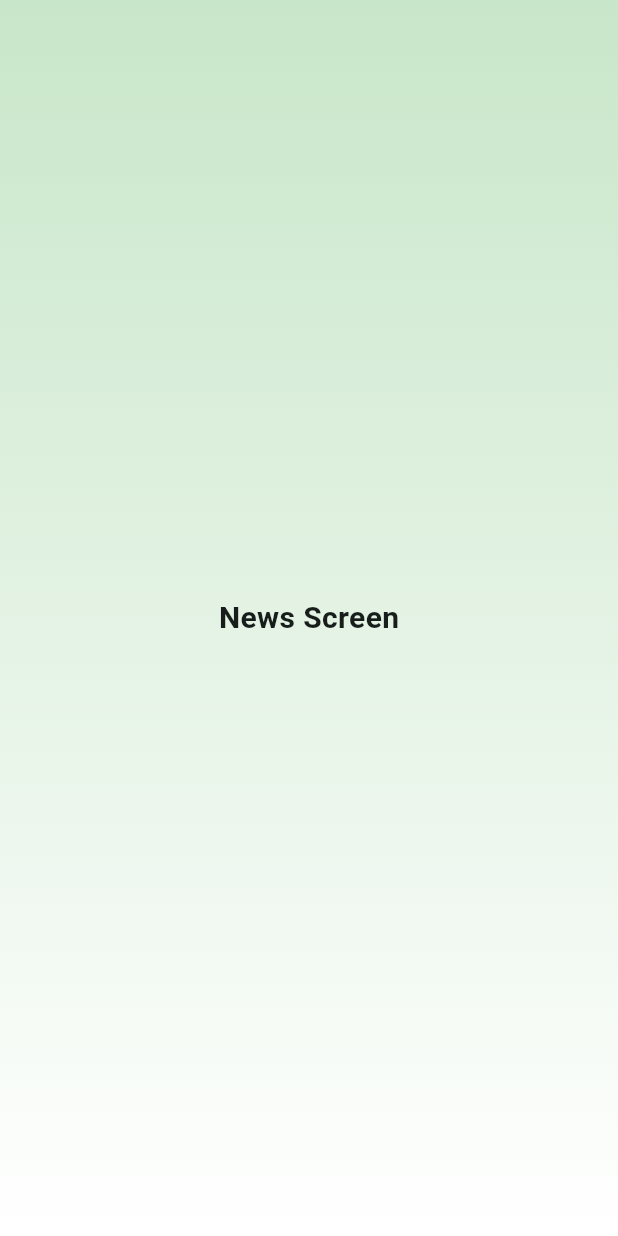
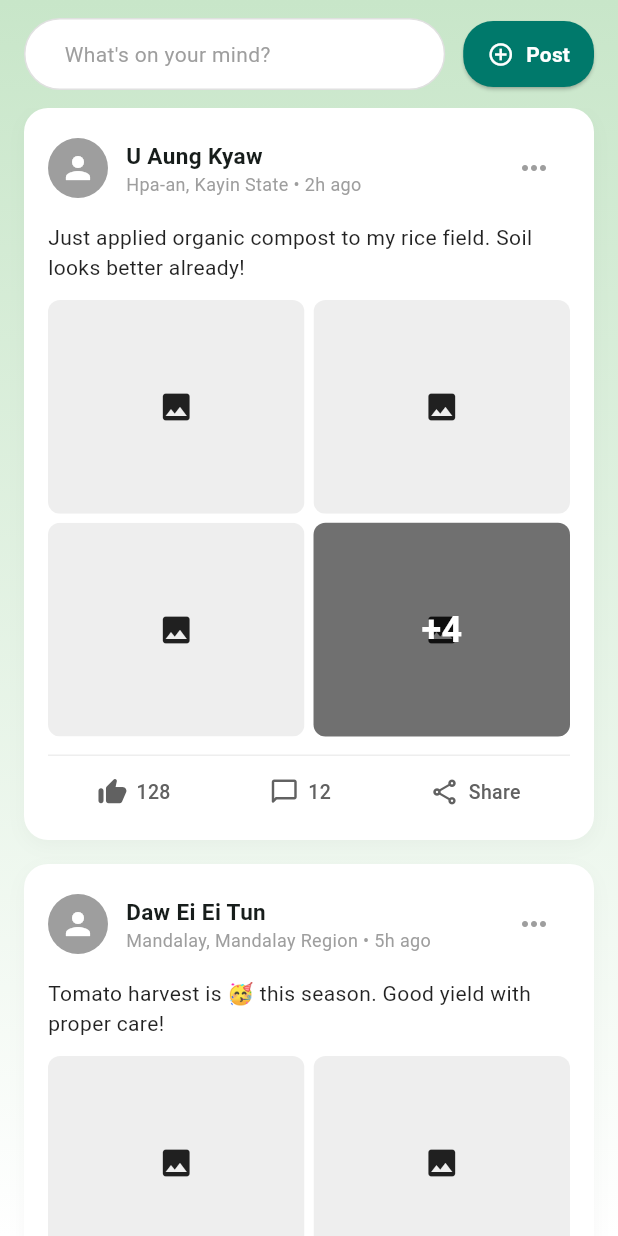
Before and after one commit to Atliol/Smart-Farm-Assistant-MobileAPP, a Flutter app: the NewsScreen screen opened directly, on a phone screen of 412 x 824 dp. Run offline on Flutter 3.47's test engine with Material 3 defaults, Android fonts, the phone set to English and light mode, and no system bars; our stand-ins replace firebase_core, geolocator, google_generative_ai; accounts and stored records are empty; network calls fail.

Commit message:
add news

```diff
--- a/uni_project/lib/screens/news/news_screen.dart
+++ b/uni_project/lib/screens/news/news_screen.dart
@@ -1,21 +1,32 @@
-import 'package:flutter/cupertino.dart';
 import 'package:flutter/material.dart';
-import 'package:uni_project/widgets/app_background.dart';
+import 'auth_prompt_screen.dart';
+import 'widgets/news_feed_view.dart';
 
-class NewsScreen extends StatelessWidget {
+class NewsScreen extends StatefulWidget {
   const NewsScreen({super.key});
 
   @override
+  State<NewsScreen> createState() => _NewsScreenState();
+}
+
+class _NewsScreenState extends State<NewsScreen> {
+  // 💡 BACKEND STATE CONNECTION:
+  // အကောင့်ဝင်ထားပြီးသားလားဆိုတာကို Shared Preferences သို့မဟုတ် Auth Provider မှတစ်ဆင့် ဤနေရာတွင် စစ်ဆေးပါမည်။
+  // လက်ရှိစမ်းသပ်ရန်အတွက် true (အကောင့်ဝင်ပြီး) ပေးထားပါသည်။ false ပြောင်းပါက Login UI သို့ ရောက်ပါမည်။
+  bool _isLoggedIn = true;
+
+  @override
   Widget build(BuildContext context) {
-    return const Scaffold(
-      backgroundColor: Colors.transparent,
-      body: AppBackground(
-        child: Center(
-          child: Text(
-            'News Screen',
-            style: TextStyle(fontSize: 20, fontWeight: FontWeight.bold),
-          ),
-        ),
+    return Scaffold(
+      backgroundColor: Colors.transparent, // Background Gradient ပေါ်လွင်စေရန်
+      body: _isLoggedIn
+          ? const NewsFeedView()
+          : AuthPromptScreen(
+        onLoginSuccess: () {
+          setState(() {
+            _isLoggedIn = true;
+          });
+        },
       ),
     );
   }
--- /dev/null
+++ b/uni_project/lib/screens/news/widgets/news_feed_view.dart
@@ -0,0 +1,119 @@
+import 'package:flutter/material.dart';
+import '../create_post_screen.dart';
+import 'post_card.dart';
+import '../../../widgets/app_background.dart';
+
+class NewsFeedView extends StatelessWidget {
+  const NewsFeedView({super.key});
+
+  @override
+  Widget build(BuildContext context) {
+    // 💡 BACKEND API DUMMY DATA:
+    // API မှ ကျလာမည့် Post Data Lists (နောက်ပိုင်း Model Class ဖြင့် အစားထိုးရန်)
+    final List<Map<String, dynamic>> posts = [
+      {
+        'author': 'U Aung Kyaw',
+        'location': 'Hpa-an, Kayin State',
+        'timeAgo': '2h ago',
+        'content': 'Just applied organic compost to my rice field. Soil looks better already!',
+        'images': [
+          'https://images.fotmob.com/image_resources/logo/teamlogo/8634_small.png',
+          'https://images.fotmob.com/image_resources/logo/teamlogo/8634_small.png',
+          'https://images.fotmob.com/image_resources/logo/teamlogo/8634_small.png',
+          'https://images.fotmob.com/image_resources/logo/teamlogo/8634_small.png',
+          'https://images.fotmob.com/image_resources/logo/teamlogo/8634_small.png',
+          'https://images.fotmob.com/image_resources/logo/teamlogo/8634_small.png',
+          'https://images.fotmob.com/image_resources/logo/teamlogo/8634_small.png'
+        ],
+        'likes': 128,
+        'comments': 12,
+      },
+      {
+        'author': 'Daw Ei Ei Tun',
+        'location': 'Mandalay, Mandalay Region',
+        'timeAgo': '5h ago',
+        'content': 'Tomato harvest is 🥳 this season. Good yield with proper care!',
+        'images': [
+          'https://images.unsplash.com/photo-1592924357228-91a4daadcfea',
+          'https://images.unsplash.com/photo-1582284540020-8acdf03844e4',
+          'https://images.unsplash.com/photo-1592924357228-91a4daadcfea',
+          'https://images.unsplash.com/photo-1582284540020-8acdf03844e4'
+        ],
+        'likes': 96,
+        'comments': 8,
+      }
+    ];
+
+    void navigateToCreatePost() {
+      Navigator.push(
+        context,
+        MaterialPageRoute(builder: (context) => const CreatePostScreen()),
+      );
+    }
+
+    return AppBackground(
+      child: SafeArea(
+        child: Column(
+            children: [
+        // Top Action Bar (Search Input + Post Button)
+        Padding(
+        padding: const EdgeInsets.symmetric(horizontal: 16.0, vertical: 12.0),
+        child: Row(
+          children: [
+            // Search Bar (နှိပ်ပါက Create Post သို့ သွားမည်)
+            Expanded(
+              child: GestureDetector(
+                onTap: navigateToCreatePost,
+                child: Container(
+                  height: 48,
+                  padding: const EdgeInsets.symmetric(horizontal: 16),
+                  decoration: BoxDecoration(
+                    color: Colors.white,
+                    borderRadius: BorderRadius.circular(24),
+                    border: Border.all(color: Colors.grey.shade300),
+                  ),
+                  child: Row(
+                    children: const [
+                      SizedBox(width: 10),
+                      Text(
+                        "What's on your mind?",
+                        style: TextStyle(color: Colors.grey, fontSize: 14),
+                      ),
+                    ],
+                  ),
+                ),
+              ),
+            ),
+            const SizedBox(width: 12),
+
+            // Post Button
+            ElevatedButton.icon(
+              onPressed: navigateToCreatePost,
+              icon: const Icon(Icons.add_circle_outline, size: 18, color: Colors.white),
+              label: const Text("Post", style: TextStyle(fontWeight: FontWeight.bold, color: Colors.white)),
+              style: ElevatedButton.styleFrom(
+                backgroundColor: const Color(0xFF00796B), // App Primary Theme Color
+                shape: RoundedRectangleBorder(borderRadius: BorderRadius.circular(20)),
+                padding: const EdgeInsets.symmetric(horizontal: 16, vertical: 12),
+              ),
+            ),
+          ],
+        ),
+      ),
+
+    // News Feed Posts List
+              Expanded(
+                child: ListView.builder(
+                  itemCount: posts.length,
+                  padding: const EdgeInsets.symmetric(horizontal: 16),
+                  itemBuilder: (context, index) {
+                    return PostCard(postData: posts[index]);
+                  },
+                ),
+              ),
+            ],
+        ),
+      ),
+    );
+  }
+}
--- /dev/null
+++ b/uni_project/lib/screens/news/widgets/post_card.dart
@@ -0,0 +1,203 @@
+import 'package:flutter/material.dart';
+
+import '../image_viewer_screen.dart';
+
+class PostCard extends StatelessWidget {
+  final Map<String, dynamic> postData;
+
+  const PostCard({super.key, required this.postData});
+
+  @override
+  Widget build(BuildContext context) {
+    return Container(
+      margin: const EdgeInsets.only(bottom: 16),
+      padding: const EdgeInsets.all(16),
+      decoration: BoxDecoration(
+        color: Colors.white,
+        borderRadius: BorderRadius.circular(16),
+        boxShadow: [
+          BoxShadow(
+            color: Colors.black.withOpacity(0.03),
+            blurRadius: 10,
+            offset: const Offset(0, 4),
+          )
+        ],
+      ),
+      child: Column(
+        crossAxisAlignment: CrossAxisAlignment.start,
+        children: [
+          // Author Header info
+          Row(
+            children: [
+              const CircleAvatar(
+                radius: 20,
+                backgroundColor: Colors.grey,
+                child: Icon(Icons.person, color: Colors.white),
+              ),
+              const SizedBox(width: 12),
+              Expanded(
+                child: Column(
+                  crossAxisAlignment: CrossAxisAlignment.start,
+                  children: [
+                    Text(
+                      postData['author'],
+                      style: const TextStyle(fontWeight: FontWeight.bold, fontSize: 15),
+                    ),
+                    Text(
+                      "${postData['location']} • ${postData['timeAgo']}",
+                      style: const TextStyle(color: Colors.grey, fontSize: 12),
+                    ),
+                  ],
+                ),
+              ),
+              IconButton(
+                icon: const Icon(Icons.more_horiz, color: Colors.grey),
+                onPressed: () {},
+              ),
+            ],
+          ),
+          const SizedBox(height: 12),
+
+          // Post Content text
+          Text(
+            postData['content'],
+            style: const TextStyle(fontSize: 14, color: Colors.black87),
+          ),
+          const SizedBox(height: 12),
+
+          // Post Double Images Grid Layout
+          _buildImageGrid(context, List<String>.from(postData['images'] ?? [])),
+          const SizedBox(height: 12),
+
+          // Bottom Feed Actions (Like, Comment, Share)
+          Divider(color: Colors.grey.shade200, height: 1),
+          const SizedBox(height: 8),
+          Row(
+            mainAxisAlignment: MainAxisAlignment.spaceAround,
+            children: [
+              _buildActionButton(Icons.thumb_up_off_alt_rounded, "${postData['likes']}", () {}),
+              _buildActionButton(Icons.chat_bubble_outline_rounded, "${postData['comments']}", () {}),
+              _buildActionButton(Icons.share_outlined, "Share", () {}),
+            ],
+          ),
+        ],
+      ),
+    );
+  }
+
+  Widget _buildActionButton(IconData icon, String label, VoidCallback onTap) {
+    return InkWell(
+        onTap: onTap,
+        child: Padding(
+          padding: const EdgeInsets.symmetric(horizontal: 12, vertical: 6),
+          child: Row(
+            children: [
+              Icon(icon, size: 20, color: Colors.grey.shade700),
+              const SizedBox(width: 6),
+              Text(label, style: TextStyle(color: Colors.grey.shade700, fontSize: 13, fontWeight: FontWeight.w500)),
+            ],
+          ),
+        ),
+    );
+  }
+
+  // 🛠️ Facebook Style Image Grid တည်ဆောက်ပေးသည့် Function အသစ်
+  Widget _buildImageGrid(BuildContext context, List<String> images) {
+    if (images.isEmpty) return const SizedBox.shrink();
+
+    // ပုံတစ်ပုံတည်းရှိလျှင်
+    if (images.length == 1) {
+      return GestureDetector(
+        onTap: () => _openImageViewer(context, images, 0),
+        child: ClipRRect(
+          borderRadius: BorderRadius.circular(12),
+          child: Container(height: 200, color: Colors.grey[200], child: const Icon(Icons.image)),
+        ),
+      );
+    }
+
+    // ပုံနှစ်ပုံရှိလျှင် ဘေးချင်းယှဉ်ပြမည်
+    if (images.length == 2) {
+      return Row(
+        children: images.asMap().entries.map((entry) {
+          int idx = entry.key;
+          return Expanded(
+            child: GestureDetector(
+              onTap: () => _openImageViewer(context, images, idx),
+              child: Padding(
+                padding: EdgeInsets.only(left: idx == 0 ? 0 : 4, right: idx == 0 ? 4 : 0),
+                child: ClipRRect(
+                  borderRadius: BorderRadius.circular(12),
+                  child: Container(height: 150, color: Colors.grey[200], child: const Icon(Icons.image)),
+                ),
+              ),
+            ),
+          );
+        }).toList(),
+      );
+    }
+
+    // ၄ ပုံနှင့်အထက်ရှိလျှင် 2x2 Grid ဖြင့်ပြပြီး စတုတ္ထပုံတွင် "+" စာသားတင်မည်
+    return GridView.builder(
+      shrinkWrap: true,
+      physics: const NeverScrollableScrollPhysics(), // ListView အတွင်း ဖြစ်၍ Scroll ပိတ်ထားမည်
+      itemCount: 4, // အများဆုံး ၄ ကွက်သာပြမည်
+      gridDelegate: const SliverGridDelegateWithFixedCrossAxisCount(
+        crossAxisCount: 2,
+        crossAxisSpacing: 6,
+        mainAxisSpacing: 6,
+        childAspectRatio: 1.2,
+      ),
+      itemBuilder: (context, index) {
+        // စတုတ္ထမြောက် အကွက်ဖြစ်ပြီး ပုံအရေအတွက် ၄ ပုံထက် ကျော်လွန်နေပါက
+        if (index == 3 && images.length > 4) {
+          int remaining = images.length - 3;
+          return GestureDetector(
+            onTap: () => _openImageViewer(context, images, index),
+            child: Stack(
+              fit: StackFit.expand,
+              children: [
+                ClipRRect(
+                  borderRadius: BorderRadius.circular(8),
+                  child: Container(color: Colors.grey[300], child: const Icon(Icons.image)),
+                ),
+                // မှောင်မှောင်လေးဖြင့် Overlay အုပ်ပြီး "+" စာသားပြခြင်း
+                Container(
+                  decoration: BoxDecoration(
+                    color: Colors.black.withOpacity(0.5),
+                    borderRadius: BorderRadius.circular(8),
+                  ),
+                  child: Center(
+                    child: Text(
+                      "+$remaining",
+                      style: const TextStyle(color: Colors.white, fontSize: 24, fontWeight: FontWeight.bold),
+                    ),
+                  ),
+                ),
+              ],
+            ),
+          );
+        }
+
+        // ကျန်သည့် ပုံမှန်အကွက်များ
+        return GestureDetector(
+          onTap: () => _openImageViewer(context, images, index),
+          child: ClipRRect(
+            borderRadius: BorderRadius.circular(8),
+            child: Container(color: Colors.grey[200], child: const Icon(Icons.image)),
+          ),
+        );
+      },
+    );
+  }
+
+  // 💡 Fullscreen ဆီသို သွားမည့် လမ်းကြောင်း Function
+  void _openImageViewer(BuildContext context, List<String> images, int initialIndex) {
+    Navigator.push(
+      context,
+      MaterialPageRoute(
+        builder: (context) => ImageViewerScreen(images: images, initialIndex: initialIndex),
+      ),
+    );
+  }
+}
```
Also changed, not shown: uni_project/lib/screens/news/auth_prompt_screen.dart (added, +48 -0 lines), uni_project/lib/screens/news/create_post_screen.dart (added, +50 -0 lines), uni_project/lib/screens/news/image_viewer_screen.dart (added, +63 -0 lines), uni_project/lib/screens/news/widgets/post.dart (deleted).
